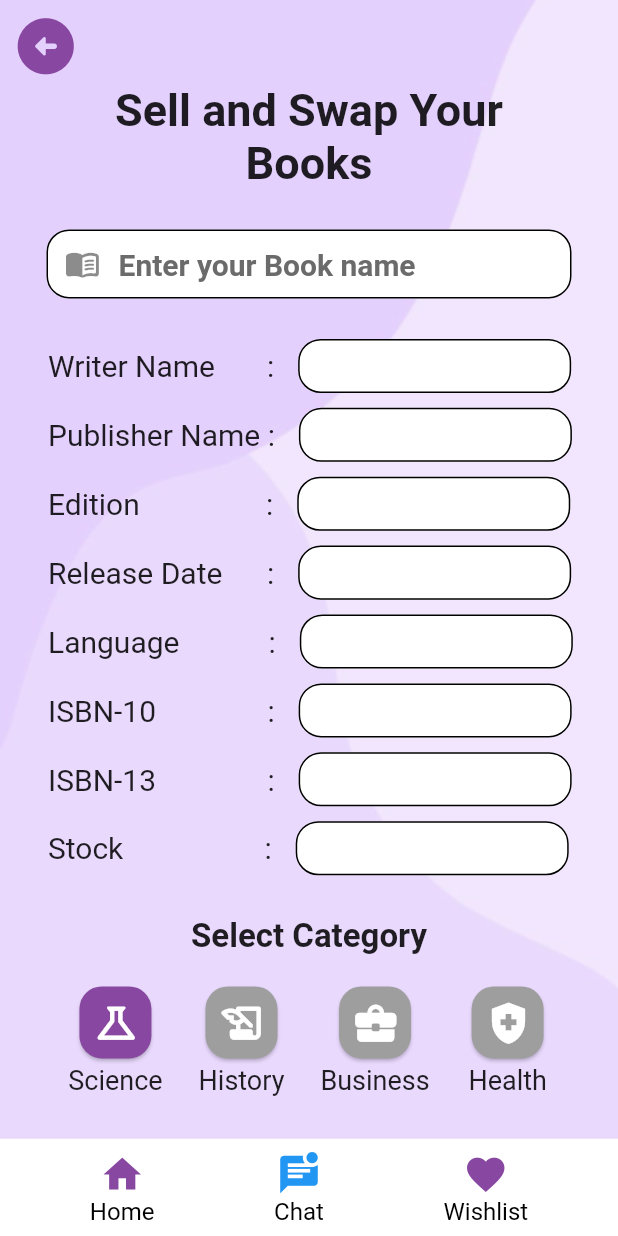
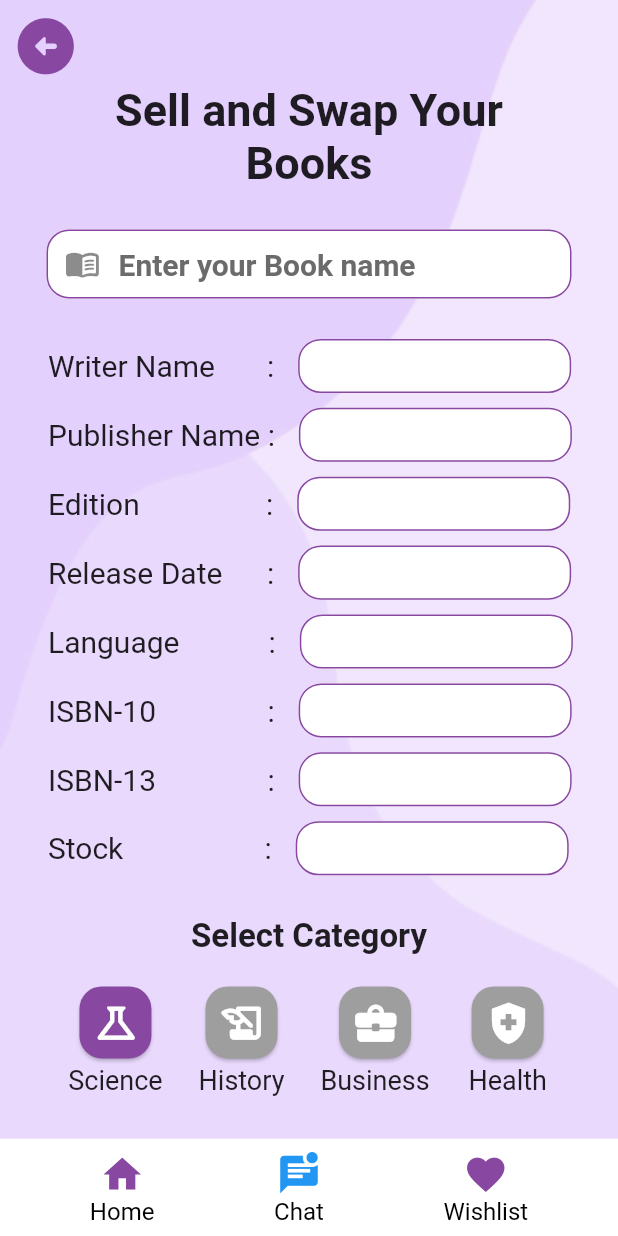
Before and after one commit to Hrkjawad/bookbin, a Flutter app: the BookListing screen opened directly, on a phone screen of 412 x 824 dp. Run offline on Flutter 3.47's test engine with Material 3 defaults, Android fonts, the phone set to English and light mode, and no system bars; our stand-ins replace device_preview, flutter_screenutil, get, smooth_page_indicator.

Commit message:
Modified & add_bookListing completed

```diff
--- a/lib/screens/other_ui/book_listing.dart
+++ b/lib/screens/other_ui/book_listing.dart
@@ -196,14 +196,14 @@ TextFormField get descriptionTextField {
         ),
         enabledBorder: OutlineInputBorder(
           borderRadius: BorderRadius.circular(15.w),
-          borderSide: const BorderSide(
-            color: Colors.black,
+          borderSide:  BorderSide(
+            color: AppMainColor.primaryColor,
           ),
         ),
         focusedBorder: OutlineInputBorder(
           borderRadius: BorderRadius.circular(15.w),
-          borderSide: const BorderSide(
-            color: Colors.black,
+          borderSide: BorderSide(
+            color: AppMainColor.primaryColor,
           ),
         )),
     validator: (value) {
--- a/lib/screens/widgets/book_details_textform.dart
+++ b/lib/screens/widgets/book_details_textform.dart
@@ -1,3 +1,4 @@
+import 'package:BookBin/utilitis/app_main_color.dart';
 import 'package:flutter/material.dart';
 import 'package:flutter_screenutil/flutter_screenutil.dart';
 
@@ -30,20 +31,20 @@ class BookListingTextFormField extends StatelessWidget {
                   borderRadius: BorderRadius.circular(
                     15.w,
                   ),
-                  borderSide: const BorderSide(
-                    color: Colors.black,
+                  borderSide: BorderSide(
+                    color: AppMainColor.primaryColor,
                   ),
                 ),
                 focusedBorder: OutlineInputBorder(
                   borderRadius: BorderRadius.circular(
                     15.w,
                   ),
-                  borderSide: const BorderSide(
-                    color: Colors.black,
+                  borderSide:  BorderSide(
+                    color: AppMainColor.primaryColor,
                   ),
                 ),
                 filled: true,
-                fillColor: const Color(0XFFFFFFFF),
+                fillColor: Colors.white,
               ),
             ),
           ),
--- a/lib/screens/widgets/confirm_password_textfield.dart
+++ b/lib/screens/widgets/confirm_password_textfield.dart
@@ -1,5 +1,7 @@
 import 'package:flutter/material.dart';
 import 'package:flutter_screenutil/flutter_screenutil.dart';
+
+import '../../utilitis/app_main_color.dart';
 
 class ConfirmPasswordTextField extends StatelessWidget {
   ConfirmPasswordTextField(
@@ -43,18 +45,18 @@ class ConfirmPasswordTextField extends StatelessWidget {
                 ),
                 enabledBorder: OutlineInputBorder(
                   borderRadius: BorderRadius.circular(15.w),
-                  borderSide: const BorderSide(
-                    color: Colors.black,
+                  borderSide: BorderSide(
+                    color: AppMainColor.primaryColor,
                   ),
                 ),
                 focusedBorder: OutlineInputBorder(
                   borderRadius: BorderRadius.circular(15.w),
-                  borderSide: const BorderSide(
-                    color: Colors.black,
+                  borderSide: BorderSide(
+                    color: AppMainColor.primaryColor,
                   ),
                 ),
                 filled: true,
-                fillColor: const Color(0XFFFFFFFF),
+                fillColor: Colors.white,
                 errorStyle: TextStyle(
                   color: Colors.red,
                   fontWeight: FontWeight.bold,
--- a/lib/screens/widgets/textformfield_customized.dart
+++ b/lib/screens/widgets/textformfield_customized.dart
@@ -1,5 +1,7 @@
 import 'package:flutter/material.dart';
 import 'package:flutter_screenutil/flutter_screenutil.dart';
+
+import '../../utilitis/app_main_color.dart';
 
 class TextFormFieldCustomized extends StatelessWidget {
   const TextFormFieldCustomized({super.key, required this.hintText, required this.icon, required this.keyboardType});
@@ -28,20 +30,20 @@ class TextFormFieldCustomized extends StatelessWidget {
               borderRadius: BorderRadius.circular(
                 15.w,
               ),
-              borderSide: const BorderSide(
-                color: Colors.black,
+              borderSide: BorderSide(
+                color: AppMainColor.primaryColor,
               ),
             ),
             focusedBorder: OutlineInputBorder(
               borderRadius: BorderRadius.circular(
                 15.w,
               ),
-              borderSide: const BorderSide(
-                color: Colors.black,
+              borderSide: BorderSide(
+                color: AppMainColor.primaryColor,
               ),
             ),
             filled: true,
-            fillColor: const Color(0XFFFFFFFF),
+            fillColor: Colors.white,
           ),
         ),
       ),
```
